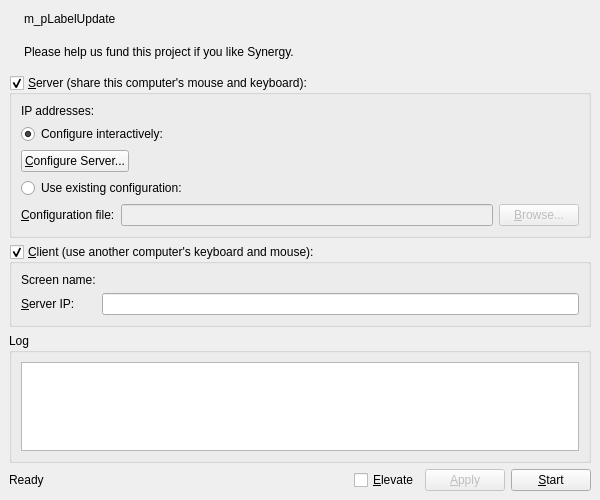
Before: the Qt Designer form src/gui/res/MainWindowBase.ui in epakai/synergy-debian, drawn with Qt 5.
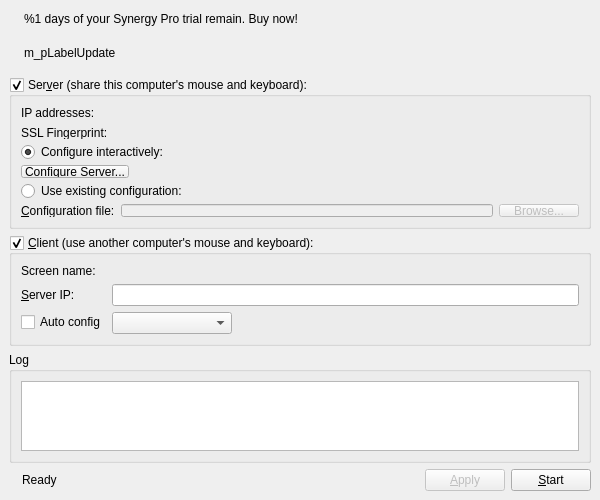
After: the same form once the commit is applied. Icons and pictures are not drawn.

Commit message: Update source to upstream 1.8.7 with excluded files in debian/copyright removed

Diff of the .ui file:
```diff
--- a/src/gui/res/MainWindowBase.ui
+++ b/src/gui/res/MainWindowBase.ui
@@ -27,6 +27,57 @@
   </property>
   <widget class="QWidget" name="centralwidget">
    <layout class="QVBoxLayout" name="verticalLayout_2">
+    <item>
+     <widget class="QWidget" name="m_trialWidget" native="true">
+      <layout class="QHBoxLayout" name="horizontalLayout_5">
+       <property name="leftMargin">
+        <number>2</number>
+       </property>
+       <property name="topMargin">
+        <number>0</number>
+       </property>
+       <property name="rightMargin">
+        <number>0</number>
+       </property>
+       <property name="bottomMargin">
+        <number>8</number>
+       </property>
+       <item>
+        <widget class="QLabel" name="label_3">
+         <property name="text">
+          <string/>
+         </property>
+         <property name="pixmap">
+          <pixmap resource="Synergy.qrc">:/res/icons/16x16/warning.png</pixmap>
+         </property>
+        </widget>
+       </item>
+       <item>
+        <widget class="QLabel" name="m_trialLabel">
+         <property name="text">
+          <string>&lt;html&gt;&lt;head/&gt;&lt;body&gt;&lt;p&gt;&lt;span style=&quot; font-weight:600;&quot;&gt;%1&lt;/span&gt; days of your Synergy Pro trial remain. &lt;a href=&quot;http://symless.com/pricing?src=gui&quot;&gt;&lt;span style=&quot; text-decoration: underline; color:#0000ff;&quot;&gt;Buy now!&lt;/span&gt;&lt;/a&gt;&lt;/p&gt;&lt;/body&gt;&lt;/html&gt;</string>
+         </property>
+         <property name="openExternalLinks">
+          <bool>true</bool>
+         </property>
+        </widget>
+       </item>
+       <item>
+        <spacer name="horizontalSpacer">
+         <property name="orientation">
+          <enum>Qt::Horizontal</enum>
+         </property>
+         <property name="sizeHint" stdset="0">
+          <size>
+           <width>40</width>
+           <height>20</height>
+          </size>
+         </property>
+        </spacer>
+       </item>
+      </layout>
+     </widget>
+    </item>
     <item>
      <widget class="QWidget" name="m_pWidgetUpdate" native="true">
       <layout class="QHBoxLayout" name="horizontalLayout_2">
@@ -40,7 +91,7 @@
         <number>0</number>
        </property>
        <property name="bottomMargin">
-        <number>7</number>
+        <number>8</number>
        </property>
        <item>
         <widget class="QLabel" name="m_pIconUpdate">
@@ -78,57 +129,6 @@
       </layout>
      </widget>
     </item>
-    <item>
-     <widget class="QWidget" name="m_pWidgetPremium" native="true">
-      <layout class="QHBoxLayout" name="horizontalLayout_3">
-       <property name="leftMargin">
-        <number>2</number>
-       </property>
-       <property name="topMargin">
-        <number>0</number>
-       </property>
-       <property name="rightMargin">
-        <number>0</number>
-       </property>
-       <property name="bottomMargin">
-        <number>7</number>
-       </property>
-       <item>
-        <widget class="QLabel" name="m_pIconPremium">
-         <property name="text">
-          <string/>
-         </property>
-         <property name="pixmap">
-          <pixmap resource="Synergy.qrc">:/res/icons/16x16/money.png</pixmap>
-         </property>
-        </widget>
-       </item>
-       <item>
-        <widget class="QLabel" name="m_pLabelPremium">
-         <property name="text">
-          <string>Please help us &lt;a href=&quot;http://synergy-foss.org/donate/?source=gui-notice&quot;&gt;fund this project&lt;/a&gt; if you like Synergy.</string>
-         </property>
-         <property name="openExternalLinks">
-          <bool>true</bool>
-         </property>
-        </widget>
-       </item>
-       <item>
-        <spacer name="m_pSpacerPremium">
-         <property name="orientation">
-          <enum>Qt::Horizontal</enum>
-         </property>
-         <property name="sizeHint" stdset="0">
-          <size>
-           <width>40</width>
-           <height>20</height>
-          </size>
-         </property>
-        </spacer>
-       </item>
-      </layout>
-     </widget>
-    </item>
     <item>
      <widget class="QGroupBox" name="m_pGroupServer">
       <property name="sizePolicy">
@@ -138,7 +138,7 @@
        </sizepolicy>
       </property>
       <property name="title">
-       <string>&amp;Server (share this computer's mouse and keyboard):</string>
+       <string>Ser&amp;ver (share this computer's mouse and keyboard):</string>
       </property>
       <property name="checkable">
        <bool>true</bool>
@@ -168,6 +168,30 @@
          </item>
         </layout>
        </item>
+       <item>
+        <layout class="QHBoxLayout" name="horizontalLayout_3">
+         <item>
+          <widget class="QLabel" name="m_pLabelFingerprint">
+           <property name="sizePolicy">
+            <sizepolicy hsizetype="Maximum" vsizetype="Preferred">
+             <horstretch>0</horstretch>
+             <verstretch>0</verstretch>
+            </sizepolicy>
+           </property>
+           <property name="text">
+            <string>SSL Fingerprint:</string>
+           </property>
+          </widget>
+         </item>
+         <item>
+          <widget class="QLabel" name="m_pLabelLocalFingerprint">
+           <property name="text">
+            <string/>
+           </property>
+          </widget>
+         </item>
+        </layout>
+       </item>
        <item>
         <widget class="QRadioButton" name="m_pRadioInternalConfig">
          <property name="text">
@@ -179,7 +203,7 @@
         </widget>
        </item>
        <item>
-        <layout class="QHBoxLayout">
+        <layout class="QHBoxLayout" name="horizontalLayout_4">
          <item>
           <widget class="QPushButton" name="m_pButtonConfigureServer">
            <property name="text">
@@ -252,7 +276,7 @@
        </sizepolicy>
       </property>
       <property name="title">
-       <string>&amp;Client (use another computer's keyboard and mouse):</string>
+       <string>&amp;Client (use another computer's mouse and keyboard):</string>
       </property>
       <property name="checkable">
        <bool>true</bool>
@@ -271,7 +295,14 @@
          </property>
         </widget>
        </item>
-       <item row="1" column="0">
+       <item row="0" column="1">
+        <widget class="QLabel" name="m_pLabelScreenName">
+         <property name="text">
+          <string notr="true"/>
+         </property>
+        </widget>
+       </item>
+       <item row="2" column="0">
         <widget class="QLabel" name="m_pLabelServerName">
          <property name="text">
           <string>&amp;Server IP:</string>
@@ -281,13 +312,29 @@
          </property>
         </widget>
        </item>
-       <item row="1" column="1">
+       <item row="2" column="1">
         <widget class="QLineEdit" name="m_pLineEditHostname"/>
        </item>
-       <item row="0" column="1">
-        <widget class="QLabel" name="m_pLabelScreenName">
+       <item row="3" column="0">
+        <widget class="QCheckBox" name="m_pCheckBoxAutoConfig">
          <property name="text">
-          <string notr="true"/>
+          <string>Auto config</string>
+         </property>
+        </widget>
+       </item>
+       <item row="3" column="1">
+        <widget class="QComboBox" name="m_pComboServerList">
+         <property name="sizePolicy">
+          <sizepolicy hsizetype="Maximum" vsizetype="Fixed">
+           <horstretch>0</horstretch>
+           <verstretch>0</verstretch>
+          </sizepolicy>
+         </property>
+         <property name="minimumSize">
+          <size>
+           <width>120</width>
+           <height>0</height>
+          </size>
          </property>
         </widget>
        </item>
@@ -335,6 +382,19 @@
       <property name="sizeConstraint">
        <enum>QLayout::SetDefaultConstraint</enum>
       </property>
+      <item>
+       <widget class="QLabel" name="m_pLabelPadlock">
+        <property name="enabled">
+         <bool>true</bool>
+        </property>
+        <property name="text">
+         <string/>
+        </property>
+        <property name="pixmap">
+         <pixmap resource="Synergy.qrc">:/res/icons/16x16/padlock.png</pixmap>
+        </property>
+       </widget>
+      </item>
       <item>
        <widget class="QLabel" name="m_pStatusLabel">
         <property name="text">
@@ -355,13 +415,6 @@
         </property>
        </spacer>
       </item>
-      <item>
-       <widget class="QCheckBox" name="m_pElevateCheckBox">
-        <property name="text">
-         <string>&amp;Elevate</string>
-        </property>
-       </widget>
-      </item>
       <item>
        <widget class="QPushButton" name="m_pButtonApply">
         <property name="enabled">
```
Left out of the diff: 8 changed lines with no effect on the pictures. The commit also changes 1373 other files.
